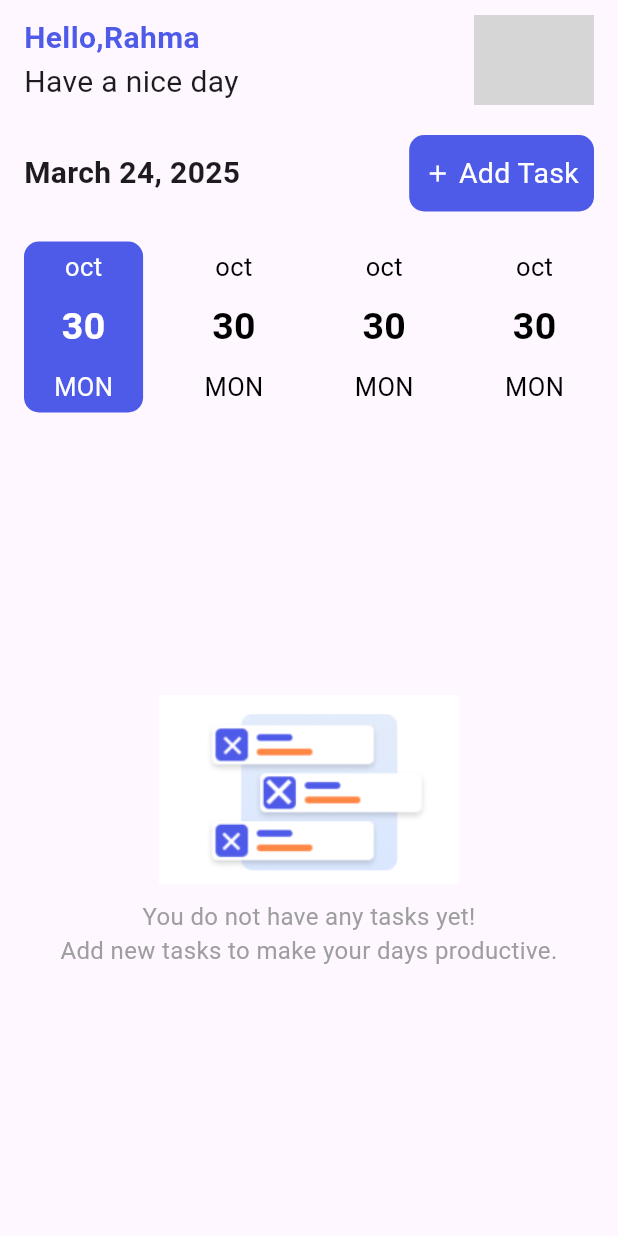
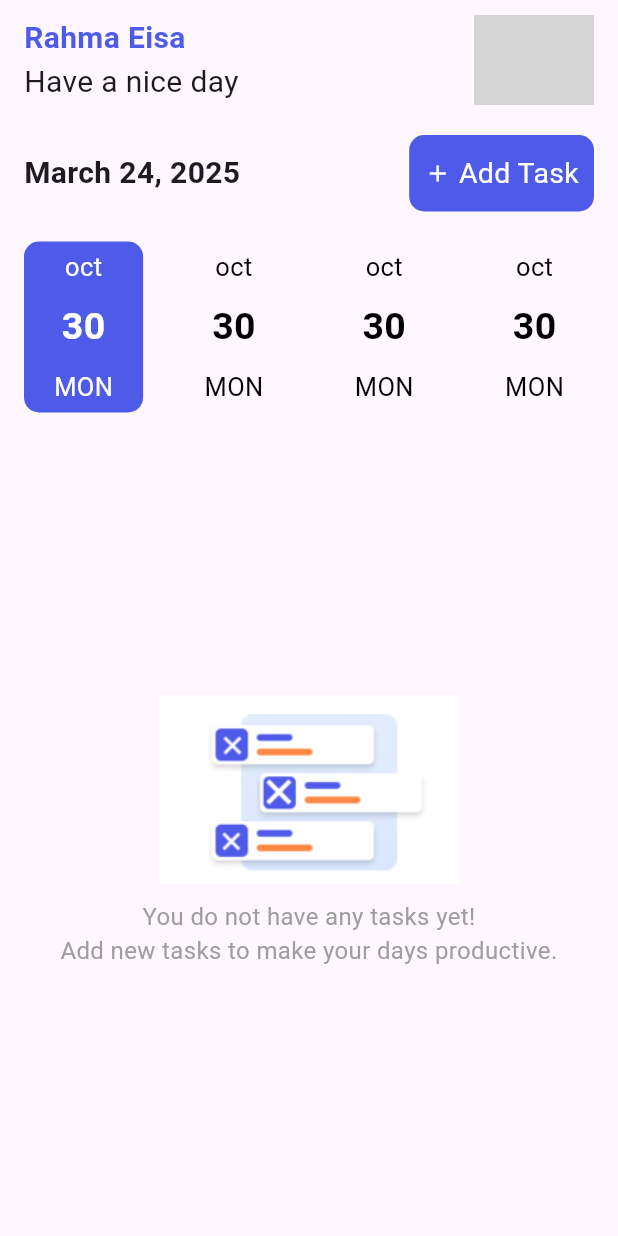
Before and after one commit to Rahmaeisa2/taskati, a Flutter app: the screen it shows after launch, on a phone screen of 412 x 824 dp. Run offline on Flutter 3.47's test engine with Material 3 defaults, Android fonts, the phone set to English and light mode, and no system bars; our stand-ins replace hive, hive_flutter, image_picker; accounts and stored records are empty; network calls fail; grey boxes are pictures that could not be loaded.

Commit message:
last update

```diff
--- a/lib/core/Models/task_maneger_model.dart
+++ b/lib/core/Models/task_maneger_model.dart
@@ -4,6 +4,7 @@ import 'package:hive/hive.dart';
 import 'package:notes_app/core/Models/task_model.dart';
 
 class TaskManager extends ChangeNotifier{
+
   TaskManager._(){
     LoadTaskList();
   }
@@ -23,9 +24,12 @@ class TaskManager extends ChangeNotifier{
     notifyListeners();
   }
   void removeTask(index){
+
     tasksList.removeAt(index);
     Hive.box<TaskModel>("tasks").deleteAt(index);
     notifyListeners();
-
+    if (tasksList.isNotEmpty && tasksList[0] == "Default Task") {
+      tasksList.removeAt(0);
+    }
   }
 }
--- a/lib/feature/home/widgets/home_bar.dart
+++ b/lib/feature/home/widgets/home_bar.dart
@@ -7,7 +7,9 @@ import '../../../core/utils/style.dart';
 import '../../../core/utils/text.dart';
 
 class HomeBar extends StatelessWidget {
-  const HomeBar({super.key});
+   HomeBar({super.key});
+  String userName = "Rahma Eisa";
+
 
   @override
   Widget build(BuildContext context) {
@@ -18,7 +20,7 @@ class HomeBar extends StatelessWidget {
               child: Column(
                 crossAxisAlignment: CrossAxisAlignment.start,
                 children: [
-                  Text(AppText.yourName,style:
+                  Text(userName,style:
                     AppTextStyle.fontStyle20Bold.copyWith(
                         color:AppColors.primaryColor
                     ),),
--- a/lib/feature/home/widgets/task_list.dart
+++ b/lib/feature/home/widgets/task_list.dart
@@ -72,6 +72,7 @@ class _TasksListViewState extends State<TasksListView> {
                       TaskManager.manager.removeTask(index);
 
                     }
+
                   } ,
                   child: TaskItem(
                     task: TaskManager.manager.tasksList[index],
```
Also changed, not shown: lib/feature/profile/profile.dart (+5 -2 lines), lib/feature/profile/profile_screen.dart (+21 -8 lines), Screenshot_20250324_221641.png (added).
